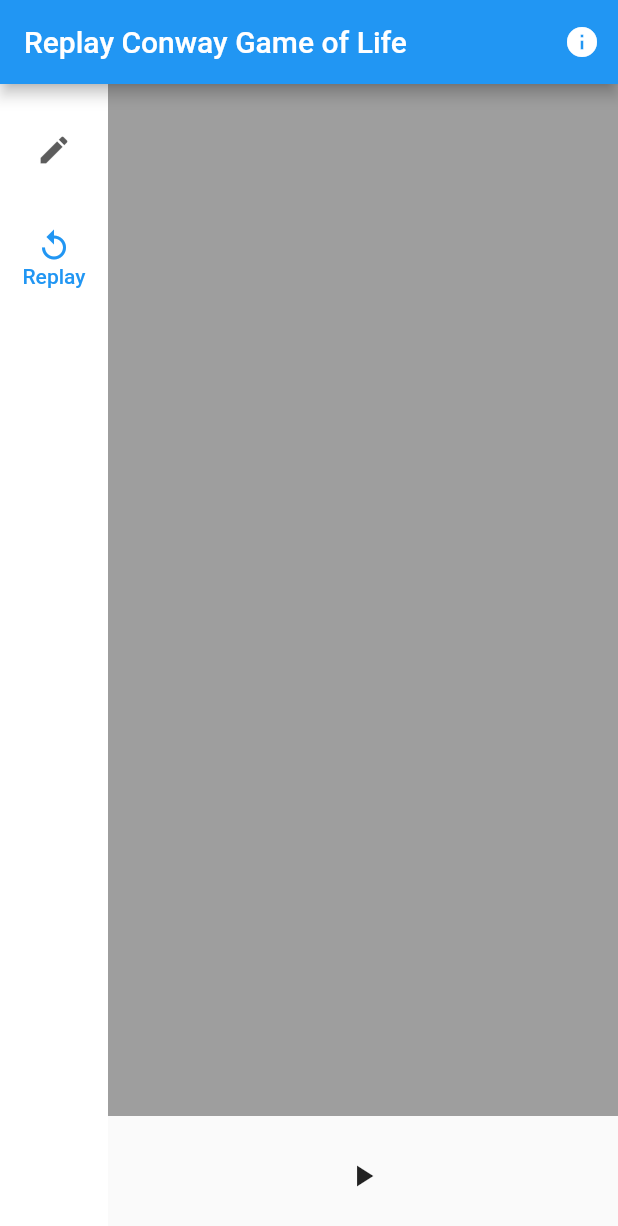
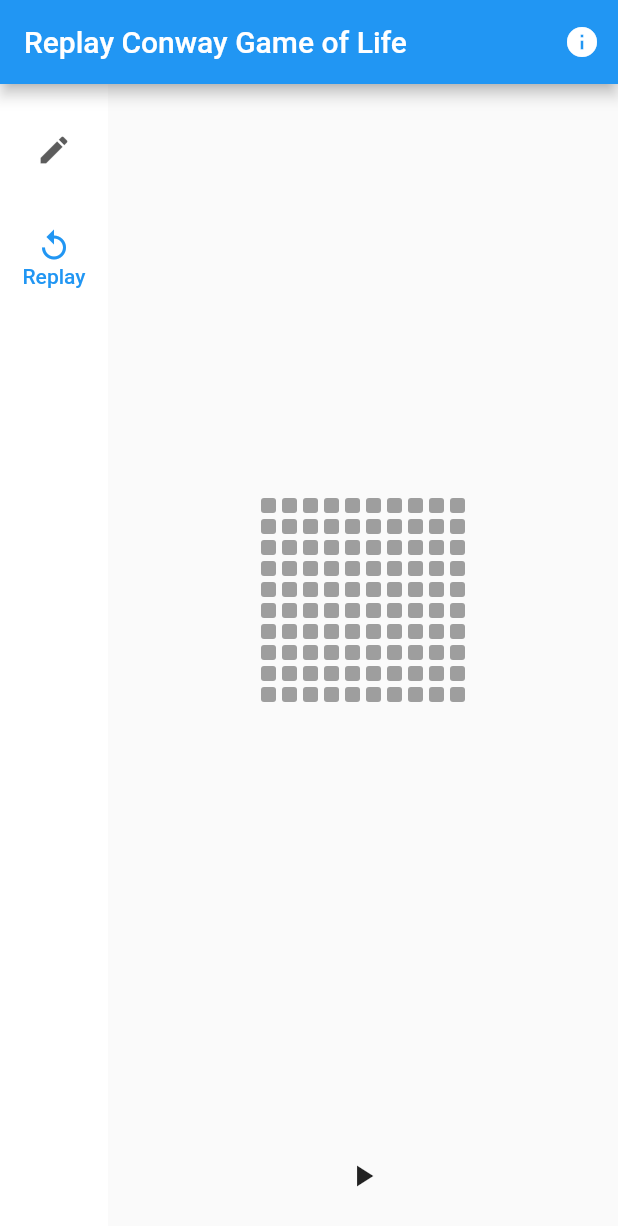
Before and after one commit to Zehua-Chen/conway-game-of-life, a Flutter app: the screen it shows after launch, after a tap on "Create", after a tap on "Replay", on a phone screen of 412 x 824 dp. Shown: the top 1226 px of the screen. Run offline on Flutter 3.47's test engine with Material 2 defaults, Android fonts, the phone set to English and light mode, and no system bars.

Commit message:
[feat] Draft Conway Player

```diff
--- a/frontend/lib/main.dart
+++ b/frontend/lib/main.dart
@@ -1,5 +1,5 @@
 import 'package:flutter/material.dart';
-import 'conway_player.dart';
+import 'player/player.dart';
 
 void main() {
   runApp(const MyApp());
--- /dev/null
+++ b/frontend/lib/player/cell.dart
@@ -0,0 +1,29 @@
+import 'package:flutter/material.dart';
+import 'package:flutter/widgets.dart';
+import 'dart:ui';
+
+class _Painter extends CustomPainter {
+  @override
+  void paint(Canvas canvas, Size size) {
+    final rect = const Offset(0, 0) & size;
+    final rrect = RRect.fromRectAndRadius(rect, const Radius.circular(2));
+
+    canvas.drawRRect(rrect, Paint()..color = Colors.grey);
+  }
+
+  @override
+  bool shouldRepaint(covariant CustomPainter oldDelegate) {
+    return false;
+  }
+}
+
+class ConwayCell extends StatelessWidget {
+  const ConwayCell({Key? key}) : super(key: key);
+
+  @override
+  Widget build(BuildContext context) {
+    return Padding(
+        padding: const EdgeInsets.all(2),
+        child: CustomPaint(painter: _Painter(), size: const Size(10, 10)));
+  }
+}
--- a/frontend/lib/conway_player.dart
+++ b/frontend/lib/player/player.dart
@@ -1,19 +1,6 @@
 import 'package:flutter/material.dart';
 import 'package:flutter/widgets.dart';
-import 'dart:ui';
-
-class _Painter extends CustomPainter {
-  @override
-  void paint(Canvas canvas, Size size) {
-    Rect rect = const Offset(0, 0) & size;
-    canvas.drawRect(rect, Paint()..color = Colors.grey);
-  }
-
-  @override
-  bool shouldRepaint(covariant CustomPainter oldDelegate) {
-    return false;
-  }
-}
+import 'row.dart';
 
 class ConwayPlayer extends StatefulWidget {
   const ConwayPlayer({Key? key}) : super(key: key);
@@ -34,7 +21,13 @@ class _ConwayPlayerState extends State<ConwayPlayer> {
   @override
   Widget build(BuildContext context) {
     return Column(children: [
-      Expanded(child: CustomPaint(painter: _Painter(), child: Container())),
+      Expanded(
+          child: Column(
+              children: [
+            for (int i = 0; i < 10; i++) const ConwayRow(count: 10),
+          ],
+              mainAxisAlignment: MainAxisAlignment.center,
+              crossAxisAlignment: CrossAxisAlignment.center)),
       Padding(
           padding: const EdgeInsets.all(16.0),
           child: IconButton(
--- /dev/null
+++ b/frontend/lib/player/row.dart
@@ -0,0 +1,16 @@
+import 'package:flutter/widgets.dart';
+import 'cell.dart';
+
+class ConwayRow extends StatelessWidget {
+  final int count;
+
+  const ConwayRow({Key? key, this.count = 1}) : super(key: key);
+
+  @override
+  Widget build(BuildContext context) {
+    return Row(
+        children: <Widget>[for (int i = 0; i < count; i++) ConwayCell()],
+        mainAxisAlignment: MainAxisAlignment.center,
+        crossAxisAlignment: CrossAxisAlignment.center);
+  }
+}
```
Also changed, not shown: 1 other file.
